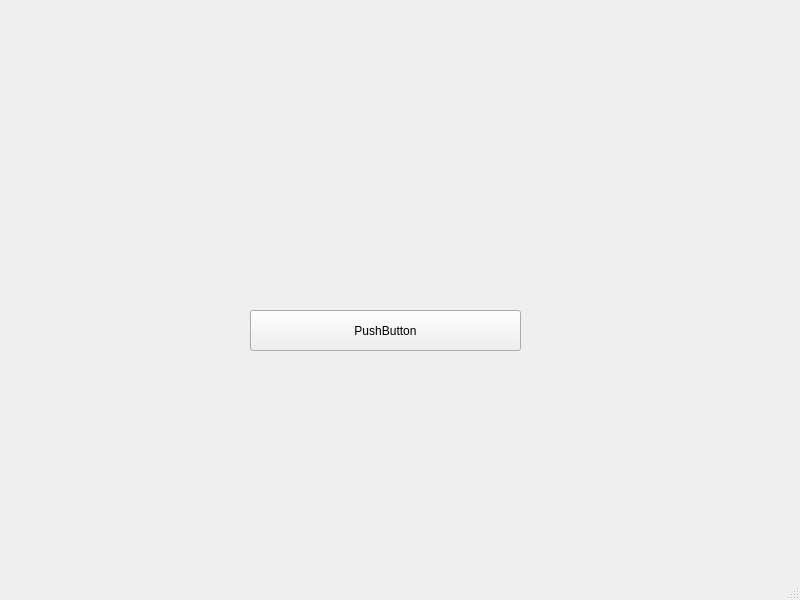
Above: kursach/InternetProvider/mainwindow.ui from Tsukun/Programminglab before the change. Below: the same form after it.
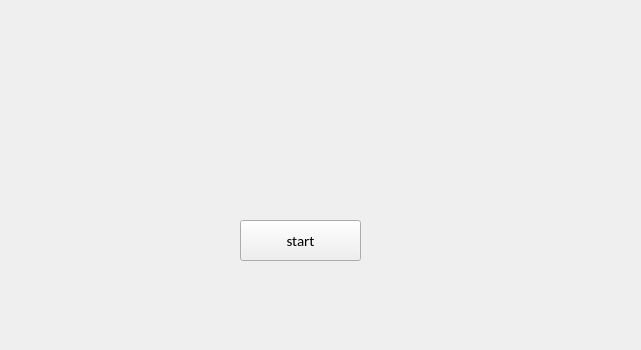
That is the form after the change.

Patch:
```diff
--- a/kursach/InternetProvider/mainwindow.ui
+++ b/kursach/InternetProvider/mainwindow.ui
@@ -6,10 +6,22 @@
    <rect>
     <x>0</x>
     <y>0</y>
-    <width>800</width>
-    <height>600</height>
+    <width>641</width>
+    <height>350</height>
    </rect>
   </property>
+  <property name="minimumSize">
+   <size>
+    <width>641</width>
+    <height>350</height>
+   </size>
+  </property>
+  <property name="maximumSize">
+   <size>
+    <width>641</width>
+    <height>350</height>
+   </size>
+  </property>
   <property name="windowTitle">
    <string>MainWindow</string>
   </property>
@@ -17,16 +29,58 @@
    <widget class="QPushButton" name="pushButton">
     <property name="geometry">
      <rect>
-      <x>250</x>
-      <y>310</y>
-      <width>271</width>
+      <x>240</x>
+      <y>220</y>
+      <width>121</width>
       <height>41</height>
      </rect>
     </property>
+    <property name="font">
+     <font>
+      <family>Calibri</family>
+      <pointsize>11</pointsize>
+      <weight>50</weight>
+      <italic>false</italic>
+      <bold>false</bold>
+     </font>
+    </property>
     <property name="text">
-     <string>PushButton</string>
+     <string>start</string>
     </property>
    </widget>
+   <widget class="QLabel" name="background">
+    <property name="geometry">
+     <rect>
+      <x>0</x>
+      <y>-20</y>
+      <width>641</width>
+      <height>388</height>
+     </rect>
+    </property>
+    <property name="minimumSize">
+     <size>
+      <width>641</width>
+      <height>388</height>
+     </size>
+    </property>
+    <property name="maximumSize">
+     <size>
+      <width>641</width>
+      <height>388</height>
+     </size>
+    </property>
+    <property name="font">
+     <font>
+      <family>Arial</family>
+      <kerning>true</kerning>
+     </font>
+    </property>
+    <property name="text">
+     <string/>
+    </property>
+   </widget>
+   <zorder>background</zorder>
+   <zorder>pushButton</zorder>
   </widget>
   <widget class="QMenuBar" name="menubar">
    <property name="geometry">
@@ -38,7 +92,6 @@
     </rect>
    </property>
   </widget>
-  <widget class="QStatusBar" name="statusbar"/>
  </widget>
  <resources/>
  <connections/>
```
Left out of the diff: 2 changed lines with no effect on the pictures.
